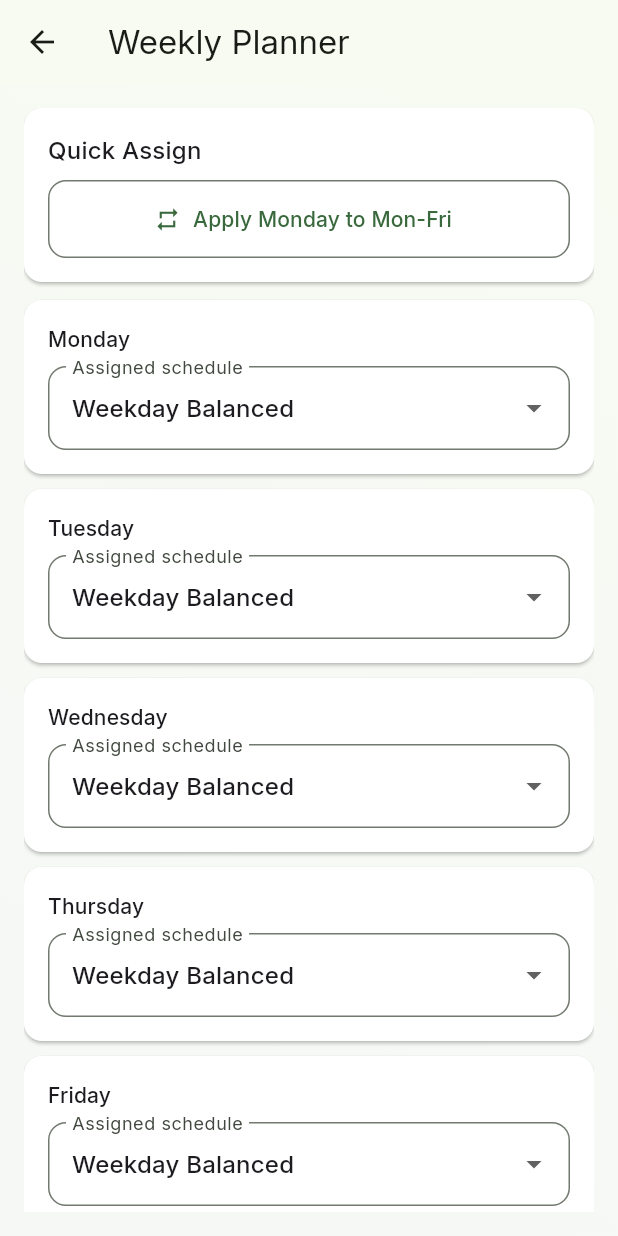
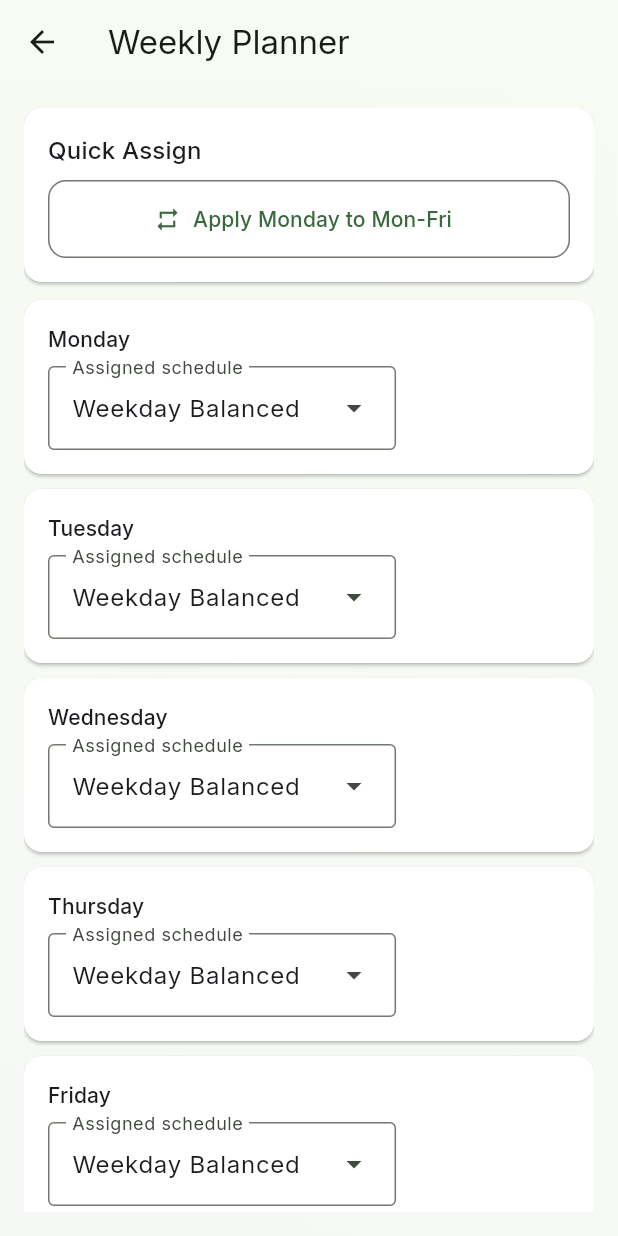
Before and after one commit to elvan11/grid-power-control, a Flutter app: the WeeklyPage screen opened directly, on a phone screen of 412 x 824 dp. Run offline on Flutter 3.47's test engine with Material 3 defaults, Android fonts, the phone set to English and light mode, and no system bars; our stand-ins replace flutter_riverpod, go_router, google_fonts, shared_preferences, supabase_flutter; accounts and stored records are empty.

Commit message:
feat: replace DropdownButtonFormField with DropdownMenu for improved UI consistency

```diff
--- a/app/lib/features/weekly/weekly_page.dart
+++ b/app/lib/features/weekly/weekly_page.dart
@@ -150,26 +150,31 @@ class _WeeklyPageState extends ConsumerState<WeeklyPage> {
                               style: Theme.of(context).textTheme.titleSmall,
                             ),
                             const SizedBox(height: 8),
-                            DropdownButtonFormField<String?>(
-                              value: _assignments[day.key],
-                              decoration: const InputDecoration(
-                                labelText: 'Assigned schedule',
+                            DropdownMenu<String>(
+                              key: ValueKey(
+                                'weekly-${day.key}-${_assignments[day.key]}',
                               ),
-                              items: [
-                                const DropdownMenuItem<String?>(
-                                  value: null,
-                                  child: Text('Use plant defaults'),
+                              initialSelection:
+                                  _assignments[day.key] ?? '__defaults__',
+                              label: const Text('Assigned schedule'),
+                              dropdownMenuEntries: [
+                                const DropdownMenuEntry<String>(
+                                  value: '__defaults__',
+                                  label: 'Use plant defaults',
                                 ),
                                 ...schedules.map(
-                                  (schedule) => DropdownMenuItem<String?>(
+                                  (schedule) => DropdownMenuEntry<String>(
                                     value: schedule.id,
-                                    child: Text(schedule.name),
+                                    label: schedule.name,
                                   ),
                                 ),
                               ],
-                              onChanged: (value) {
+                              onSelected: (value) {
                                 setState(() {
-                                  _assignments[day.key] = value;
+                                  _assignments[day.key] =
+                                      value == null || value == '__defaults__'
+                                      ? null
+                                      : value;
                                 });
                               },
                             ),
```
Also changed, not shown: app/lib/features/installations/connect_service_page.dart (+3 -9 lines), app/lib/features/schedules/edit_schedule_page.dart (+18 -16 lines), app/lib/features/today/today_page.dart (+30 -24 lines).
